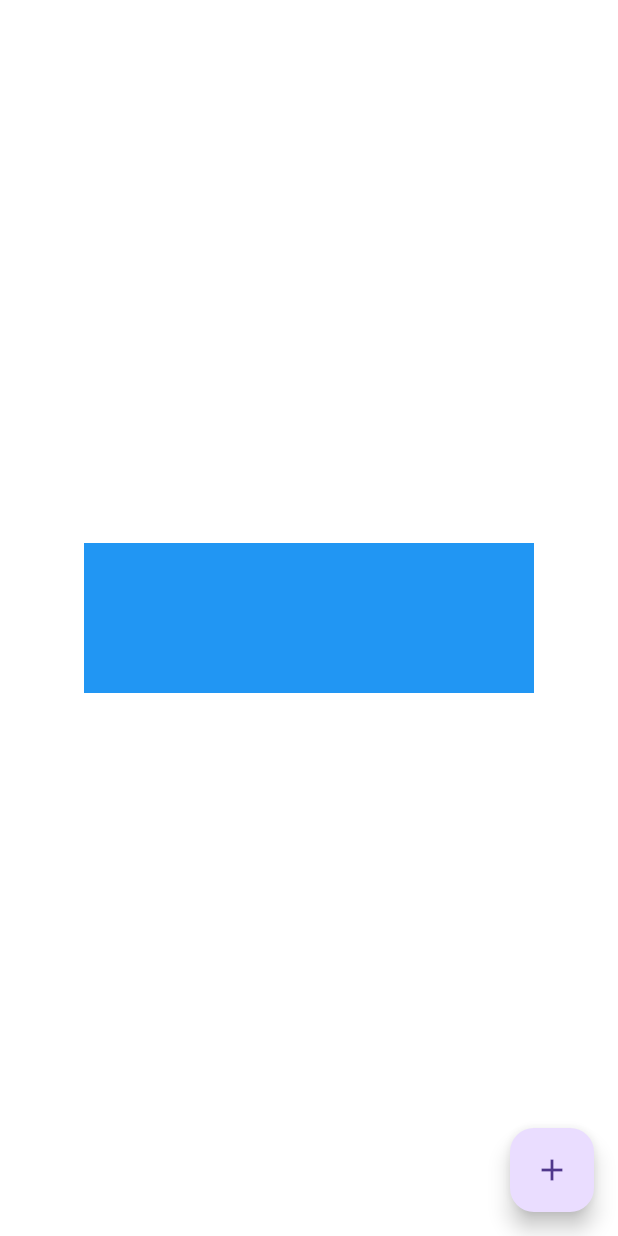
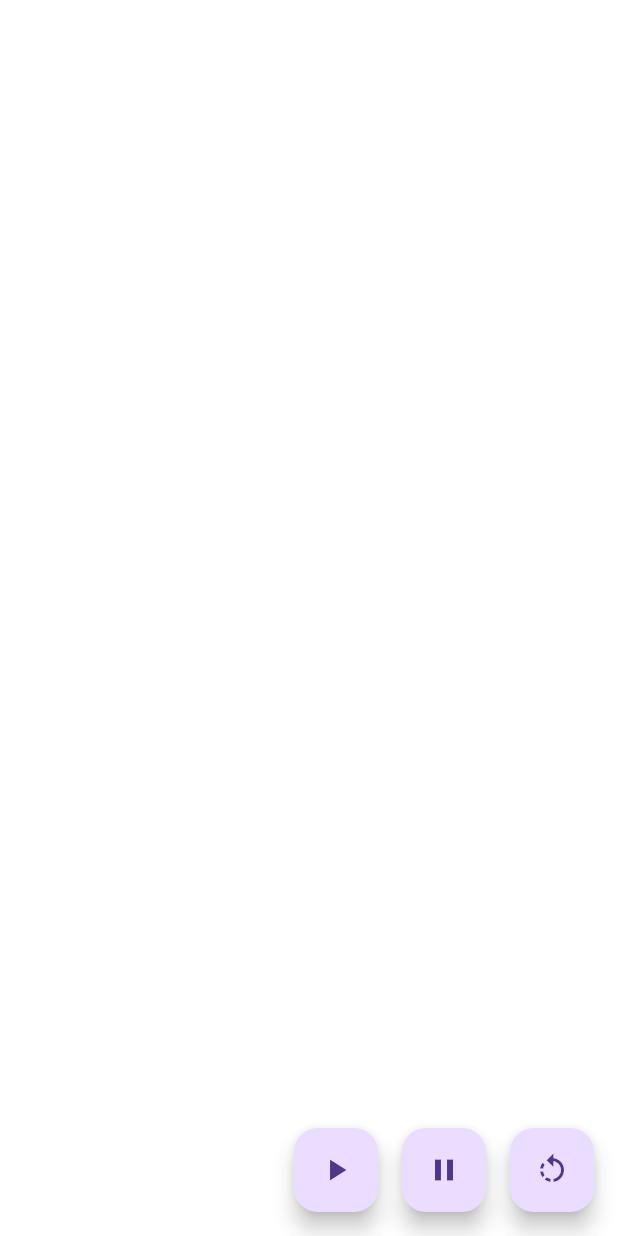
Before and after one commit to Taws-Espol/flutter-como-un-pro, a Flutter app: the screen it shows after launch, on a phone screen of 412 x 824 dp. Run offline on Flutter 3.47's test engine with Material 3 defaults, Android fonts, the light colour scheme and no system bars.

Commit message:
[Add] AnimatedBuilder

```diff
--- /dev/null
+++ b/lib/app/modules/playground/playground_page2.dart
@@ -0,0 +1,124 @@
+import 'dart:math';
+
+import 'package:flutter/material.dart';
+
+class PlaygroundPage2 extends StatefulWidget {
+  const PlaygroundPage2({super.key});
+
+  @override
+  State<PlaygroundPage2> createState() => _PlaygroundPage2State();
+}
+
+class _PlaygroundPage2State extends State<PlaygroundPage2>
+    with SingleTickerProviderStateMixin {
+  late AnimationController controller;
+  late Animation<double> angle;
+  late Animation<double> scale;
+
+  @override
+  void initState() {
+    controller = AnimationController(
+      vsync: this,
+      duration: const Duration(milliseconds: 4000),
+    );
+
+    angle = Tween(begin: 0.0, end: 2 * pi).animate(controller);
+    // angle = Tween(begin: 0.0, end: 2 * pi).animate(
+    //   CurvedAnimation(parent: controller, curve: Curves.easeInCubic),
+    // );
+    scale = Tween(begin: 0.0, end: 10.0).animate(controller);
+
+    // controller.forward(); play
+    // controller.stop(); pause
+    // controller.repeat();
+    // controller.reset();
+    // controller.reverse();
+
+    controller.addListener(() {
+      print(angle.value);
+    });
+
+    // controller.addStatusListener((status) {
+    //   if (status == AnimationStatus.completed) {
+    //     controller.reverse();
+    //   } else if (status == AnimationStatus.dismissed) {
+    //     controller.forward();
+    //   }
+    //   print(status);
+    // });
+
+    // controller.forward();
+
+    super.initState();
+  }
+
+  @override
+  void dispose() {
+    controller.dispose();
+    super.dispose();
+  }
+
+  @override
+  Widget build(BuildContext context) {
+    return Scaffold(
+      body: Center(
+        child: AnimatedBuilder(
+          animation: controller,
+          child: Container(
+            width: 200,
+            height: 200,
+            decoration: const BoxDecoration(
+              color: Colors.blue,
+              borderRadius: BorderRadius.only(
+                topRight: Radius.circular(60),
+                bottomLeft: Radius.circular(60),
+                bottomRight: Radius.circular(60),
+              ),
+            ),
+          ),
+          builder: (context, child) {
+            return Transform.scale(
+              scale: scale.value,
+              child: Transform.rotate(
+                angle: angle.value,
+                child: child!,
+              ),
+            );
+          },
+        ),
+      ),
+      floatingActionButton: Acciones(controller: controller),
+    );
+  }
+}
+
+class Acciones extends StatelessWidget {
+  const Acciones({super.key, required this.controller});
+  final AnimationController controller;
+
+  @override
+  Widget build(BuildContext context) {
+    SizedBox rowDivider = const SizedBox(
+      width: 16,
+    );
+    return Row(
+      mainAxisAlignment: MainAxisAlignment.end,
+      children: [
+        FloatingActionButton(
+          onPressed: () => {controller.forward()},
+          child: const Icon(Icons.play_arrow),
+        ),
+        rowDivider,
+        FloatingActionButton(
+          onPressed: () => {controller.stop()},
+          child: const Icon(Icons.pause),
+        ),
+        rowDivider,
+        FloatingActionButton(
+          onPressed: () => {controller.reset()},
+          child: const Icon(Icons.rotate_left),
+        ),
+      ],
+    );
+  }
+}
--- a/lib/main.dart
+++ b/lib/main.dart
@@ -2,6 +2,7 @@ import 'package:flutter/material.dart';
 import 'package:flutter_como_un_pro/app/modules/home/home_page.dart';
 import 'package:flutter_como_un_pro/app/modules/login/login_page.dart';
 import 'package:flutter_como_un_pro/app/modules/playground/playground_page.dart';
+import 'package:flutter_como_un_pro/app/modules/playground/playground_page2.dart';
 import 'package:flutter_como_un_pro/app/providers/theme_provider.dart';
 import 'package:flutter_como_un_pro/core/theme/light_theme.dart';
 import 'package:provider/provider.dart';
@@ -23,7 +24,7 @@ class MyApp extends StatelessWidget {
     return MaterialApp(
       title: 'Flutter Demo',
       theme: Provider.of<ThemeProvider>(context).getTheme(),
-      home: const PlaygroundPage(),
+      home: const PlaygroundPage2(),
     );
   }
 }
```
